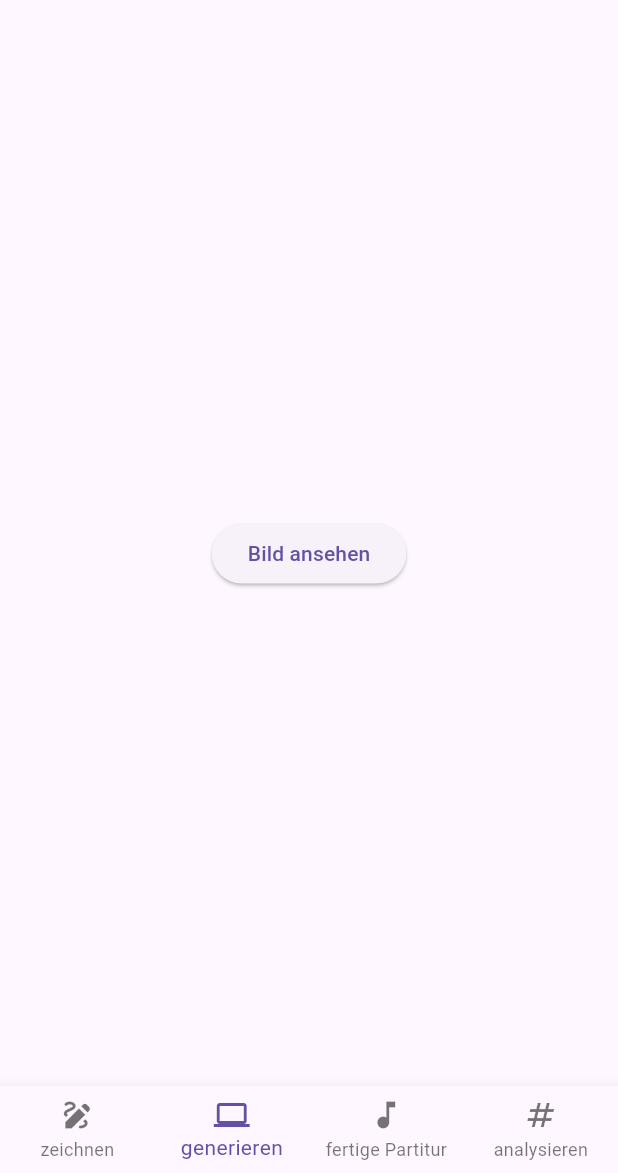
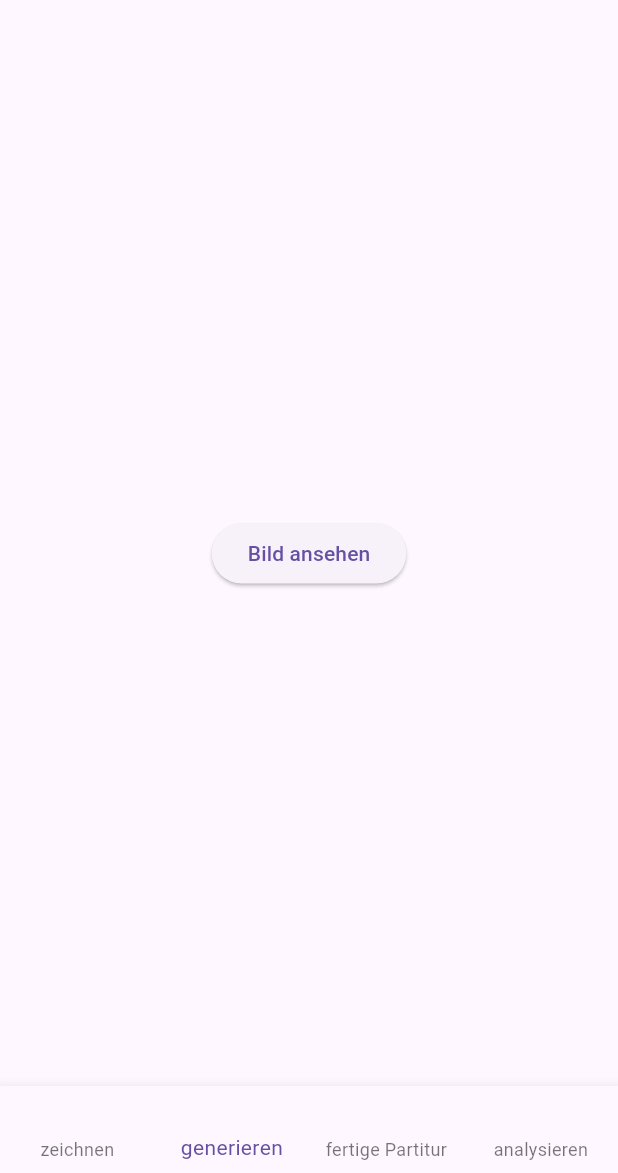
Before and after one commit to disC-SketchySounds/flutter_app, a Flutter app: the screen it shows after launch, after a tap on "fertig", on a phone screen of 412 x 824 dp, the part 63-1236 px from its top. Run offline on Flutter 3.47's test engine with Material 3 defaults, Android fonts, the phone set to English and light mode, and no system bars.

Commit message:
Removed icons from Navigation Bar.

```diff
--- a/lib/main.dart
+++ b/lib/main.dart
@@ -60,19 +60,19 @@ class _HomeViewState extends State<HomeView> {
         currentIndex: _selectedIndex,
         items: const <BottomNavigationBarItem> [
           BottomNavigationBarItem(
-            icon: Icon(Icons.draw),
+            icon: Icon(Icons.star_border, color: Colors.transparent,),
             label: 'zeichnen',
           ),
           BottomNavigationBarItem(
-            icon: Icon(Icons.computer),
+              icon: Icon(Icons.star_border, color: Colors.transparent,),
             label: 'generieren'
           ),
           BottomNavigationBarItem(
-            icon: Icon(Icons.music_note),
+            icon: Icon(Icons.star_border, color: Colors.transparent,),
             label: 'fertige Partitur',
           ),
           BottomNavigationBarItem(
-            icon: Icon(Icons.numbers),
+              icon: Icon(Icons.star_border, color: Colors.transparent,),
             label: 'analysieren'
           ),
         ],
```
